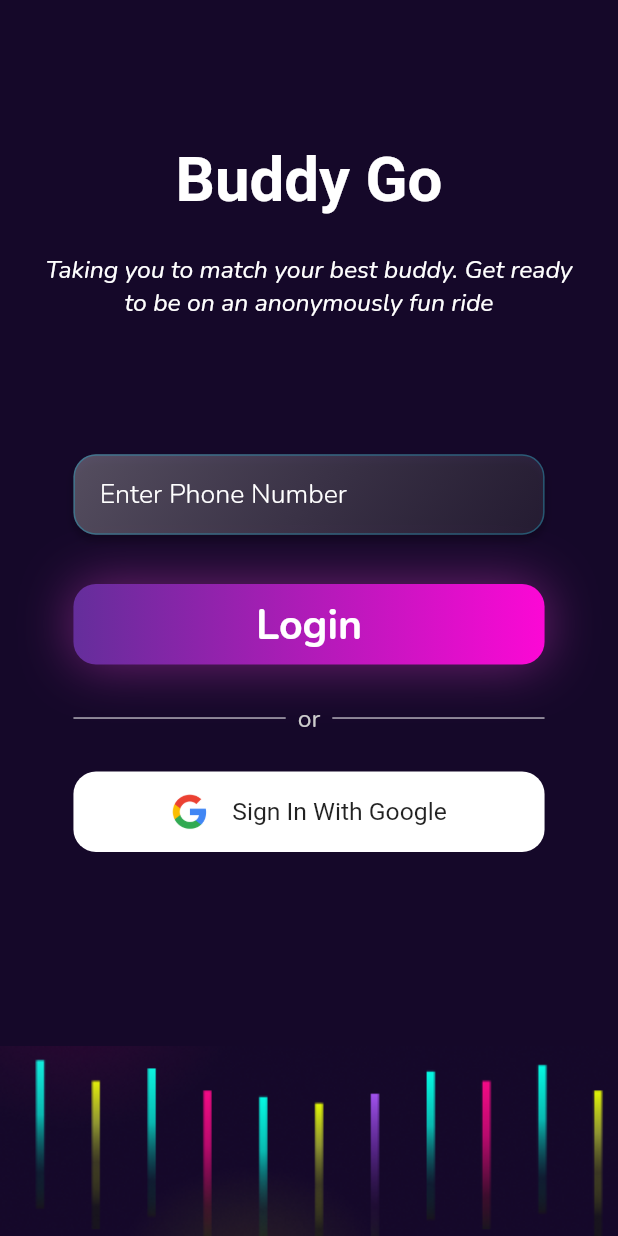
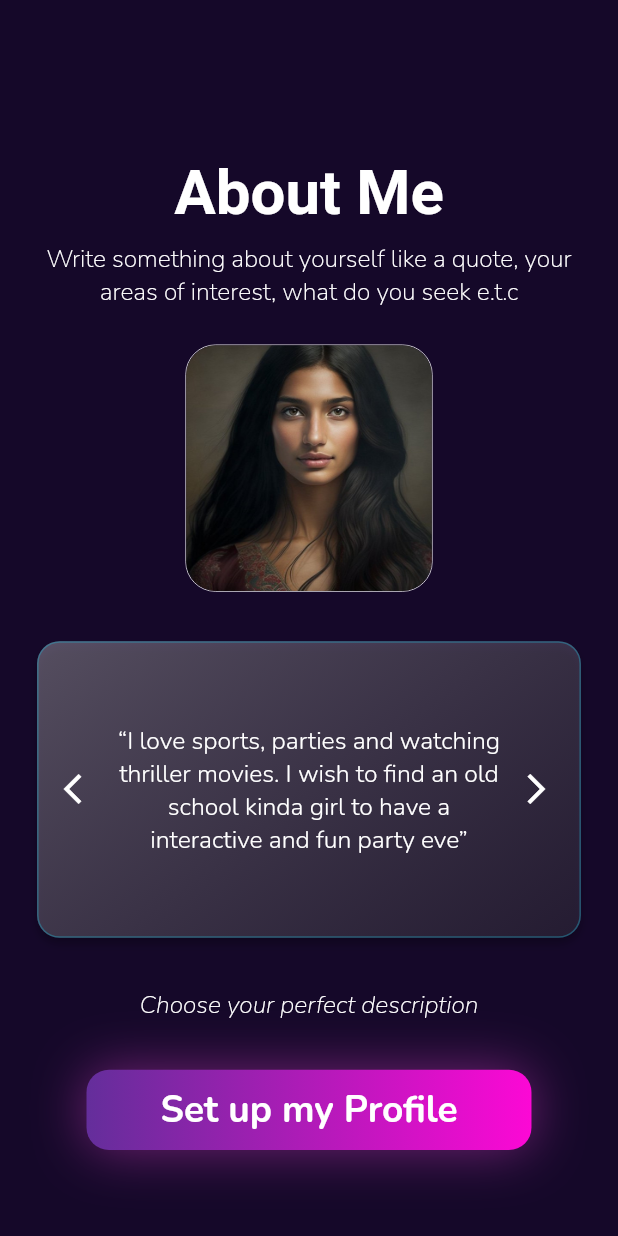
Before and after one commit to tanmayyadav2323/UnIWink, a Flutter app: the screen it shows after launch, on a phone screen of 412 x 824 dp. Run offline on Flutter 3.47's test engine with Material 2 defaults, Android fonts, the light colour scheme and no system bars; our stand-ins replace google_fonts, sizer.

Commit message:
Sever Intialized

```diff
--- a/lib/features/Authentication/screens/login_screen.dart
+++ b/lib/features/Authentication/screens/login_screen.dart
@@ -1,5 +1,4 @@
 import 'dart:math';
-
 import 'package:flutter/material.dart';
 import 'package:google_fonts/google_fonts.dart';
 import 'package:sizer/sizer.dart';
@@ -12,6 +11,7 @@ class LoginScreen extends StatefulWidget {
 }
 
 class _LoginScreenState extends State<LoginScreen> {
+
   @override
   Widget build(BuildContext context) {
     return GestureDetector(
@@ -98,7 +98,8 @@ class _LoginScreenState extends State<LoginScreen> {
                               color: Colors.white,
                             ),
                           ),
-                          cursorColor: Colors.white,
+
+                                                    cursorColor: Colors.white,
                           maxLength: 10,
                         ),
                       ),
--- /dev/null
+++ b/lib/features/Onboarding/screens/about_me_screen.dart
@@ -0,0 +1,185 @@
+import 'package:buddy_go/utils/theme_colors.dart';
+import 'package:flutter/material.dart';
+import 'package:google_fonts/google_fonts.dart';
+import 'package:sizer/sizer.dart';
+
+class AboutMeScreen extends StatefulWidget {
+  const AboutMeScreen({super.key});
+
+  @override
+  State<AboutMeScreen> createState() => _AboutMeScreenState();
+}
+
+class _AboutMeScreenState extends State<AboutMeScreen> {
+  @override
+  Widget build(BuildContext context) {
+    return Scaffold(
+      body: Container(
+        width: MediaQuery.of(context).size.width,
+        height: MediaQuery.of(context).size.height,
+        decoration: const BoxDecoration(
+          color: backgoroundColor,
+        ),
+        child: Padding(
+          padding: EdgeInsets.all(3.h),
+          child: Column(
+            children: [
+              const SizedBox(
+                height: 80,
+              ),
+              Text(
+                "About Me",
+                style: TextStyle(
+                  color: Colors.white,
+                  fontSize: 30.sp,
+                  fontWeight: FontWeight.w600,
+                ),
+              ),
+              SizedBox(
+                height: 1.h,
+              ),
+              Text(
+                "Write something about yourself like a quote, your areas of interest, what do you seek e.t.c",
+                style: GoogleFonts.nunito(
+                  fontSize: 12.sp,
+                  fontWeight: FontWeight.w200,
+                  color: Colors.white,
+                ),
+                textAlign: TextAlign.center,
+              ),
+              SizedBox(
+                height: 3.h,
+              ),
+              Container(
+                height: 20.h,
+                width: 20.h,
+                decoration: BoxDecoration(
+                  borderRadius: BorderRadius.circular(20),
+                  border: Border.all(color: Colors.white, width: 0.5),
+                ),
+                child: ClipRRect(
+                  borderRadius: BorderRadius.circular(20),
+                  child: Image.asset(
+                    "assets/images/ai_image1.jpeg",
+                    fit: BoxFit.cover,
+                  ),
+                ),
+              ),
+              SizedBox(
+                height: 4.h,
+              ),
+              Container(
+                height: 24.h,
+                width: double.infinity,
+                alignment: Alignment.center,
+                padding: EdgeInsets.symmetric(horizontal: 2.w),
+                decoration: BoxDecoration(
+                  border: Border.all(color: Color(0XFF25AECC).withOpacity(0.4)),
+                  borderRadius: BorderRadius.circular(15),
+                  gradient: LinearGradient(
+                    colors: [
+                      Colors.white.withOpacity(0.3),
+                      Color(0XFFC4C4C4).withOpacity(0.1),
+                    ],
+                    begin: Alignment.topLeft,
+                    end: Alignment.bottomRight,
+                    transform: GradientRotation(13),
+                  ),
+                  boxShadow: [
+                    BoxShadow(
+                      color: Color(0XFF000000).withOpacity(0.25),
+                      offset: Offset(0, 4),
+                      blurRadius: 4,
+                    )
+                  ],
+                ),
+                child: Row(
+                  children: [
+                    SizedBox(
+                      width: 10.w,
+                      child: Icon(
+                        Icons.arrow_back_ios,
+                        color: Colors.white,
+                      ),
+                    ),
+                    Expanded(
+                      child: TextField(
+                        textAlign: TextAlign.center,
+                        readOnly: true,
+                        decoration: InputDecoration(
+                          hintText:
+                              "“I love sports, parties and watching thriller movies. I wish to find an old school kinda girl to have a interactive and fun party eve”",
+                          border: InputBorder.none,
+                          counterText: "",
+                          hintStyle: GoogleFonts.nunito(
+                            fontSize: 12.sp,
+                            fontWeight: FontWeight.w300,
+                            color: Colors.white,
+                          ),
+                        ),
+                        cursorColor: Colors.white,
+                        maxLines: 5,
+                        minLines: 1,
+                      ),
+                    ),
+                    SizedBox(
+                      width: 10.w,
+                      child: Icon(
+                        Icons.arrow_forward_ios,
+                        color: Colors.white,
+                      ),
+                    ),
+                  ],
+                ),
+              ),
+              SizedBox(
+                height: 4.h,
+              ),
+              Text(
+                "Choose your perfect description",
+                style: GoogleFonts.nunito(
+                  fontSize: 12.sp,
+                  fontWeight: FontWeight.w100,
+                  color: Colors.white,
+                  fontStyle: FontStyle.italic,
+                ),
+                textAlign: TextAlign.center,
+              ),
+              Container(
+                alignment: Alignment.center,
+                height: 6.5.h,
+                width: double.infinity,
+                margin: EdgeInsets.only(
+                    left: 8.w, right: 8.w, top: 4.h, bottom: 3.h),
+                decoration: BoxDecoration(
+                  borderRadius: BorderRadius.circular(15),
+                  gradient: const LinearGradient(
+                    colors: [
+                      Color(0XFF642E9B),
+                      Color(0XFFFC08D5),
+                    ],
+                  ),
+                  boxShadow: [
+                    BoxShadow(
+                      color: const Color(0XFFFFF47E6).withOpacity(0.4),
+                      blurRadius: 30,
+                    ),
+                  ],
+                ),
+                child: Text(
+                  "Set up my Profile",
+                  style: GoogleFonts.nunito(
+                    fontSize: 18.sp,
+                    fontWeight: FontWeight.w700,
+                    color: Colors.white,
+                  ),
+                  textAlign: TextAlign.center,
+                ),
+              ),
+            ],
+          ),
+        ),
+      ),
+    );
+  }
+}
--- a/lib/main.dart
+++ b/lib/main.dart
@@ -1,10 +1,13 @@
 import 'package:buddy_go/features/Authentication/screens/login_screen.dart';
 import 'package:buddy_go/features/Home/screens/home_screen.dart';
+import 'package:buddy_go/features/Onboarding/screens/about_me_screen.dart';
+import 'package:buddy_go/features/Onboarding/screens/choose_avatar_screen.dart';
+import 'package:buddy_go/utils/theme_colors.dart';
 import 'package:flutter/material.dart';
 import 'package:sizer/sizer.dart';
 
 void main() {
-  runApp( MyApp());
+  runApp(MyApp());
 }
 
 class MyApp extends StatelessWidget {
@@ -15,8 +18,8 @@ class MyApp extends StatelessWidget {
         return MaterialApp(
           debugShowCheckedModeBanner: false,
           title: 'Sizer',
-          theme: ThemeData.light(),
-          home: LoginScreen() ,
+          theme: ThemeData(backgroundColor: backgoroundColor),
+          home: AboutMeScreen(),
         );
       },
     );
--- /dev/null
+++ b/lib/utils/theme_colors.dart
@@ -0,0 +1,3 @@
+import 'package:flutter/animation.dart';
+
+const Color backgoroundColor = Color(0XFF150829);
```
Also changed, not shown: lib/features/Onboarding/screens/choose_avatar_screen.dart (added, +115 -0 lines), assets/images/ai_image1.jpeg (added), lib/repositories/auth/auth_repo.dart (added), lib/repositories/auth/base_auth_repo.dart (added), 5 other files.
